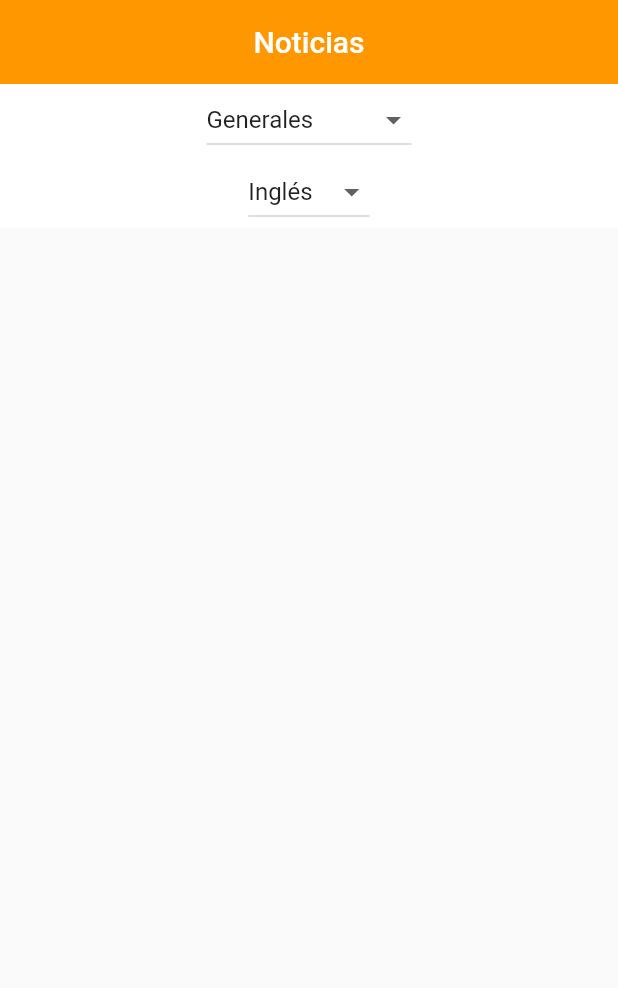
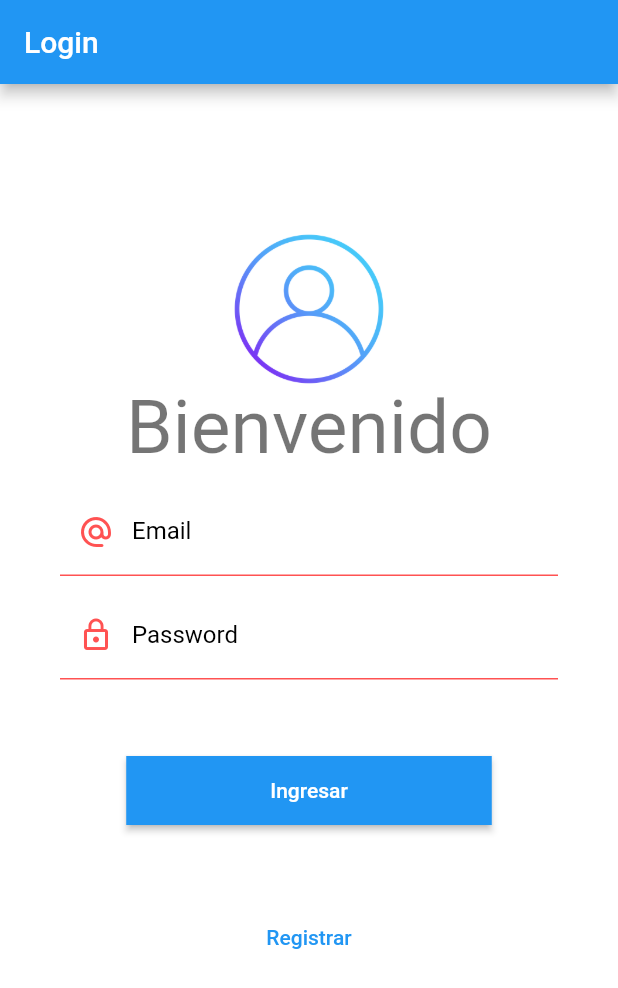
Before and after one commit to KevinAGC/AppNoticias, a Flutter app: the screen it shows after launch, on a phone screen of 412 x 824 dp. Shown: the top 988 px of the screen. Run offline on Flutter 3.47's test engine with Material 2 defaults, Android fonts, the phone set to English and light mode, and no system bars; our stand-ins replace flutter_secure_storage, html_unescape; network calls fail.

Commit message:
Login implementado

```diff
--- a/lib/main.dart
+++ b/lib/main.dart
@@ -1,7 +1,9 @@
+import 'package:appnoticias/services/services.dart';
 import 'package:flutter/material.dart';
 import 'package:appnoticias/screens/screens.dart';
 import 'package:provider/provider.dart';
 import 'providers/news_provider.dart';
+import 'providers/login_form_provider.dart';
 
 void main() => runApp(const AppState());
 
@@ -14,6 +16,14 @@ class AppState extends StatelessWidget {
       providers: [
         ChangeNotifierProvider(
           create: (_) => NewsProvider(),
+          lazy: false,
+        ),
+        ChangeNotifierProvider(
+          create: (_) => LoginFormProvider(),
+          lazy: false,
+        ),
+        ChangeNotifierProvider(
+          create: (_) => AuthService(),
           lazy: false,
         )
       ],
@@ -30,10 +40,13 @@ class MyApp extends StatelessWidget {
     return MaterialApp(
       debugShowCheckedModeBanner: false,
       title: 'Noticias',
-      initialRoute: 'home',
+      initialRoute: 'login',
       routes: {
-        'home': (_) => const HomeScreen(),
+        'login': (_) => LoginScreen(),
+        'register': (_) => RegisterScreen(),
+        'home': (_) => NewsPage(),
         'details': (_) => const DetailsScreen(),
+        'checking': (_) => CheckAuthScreen()
       },
     );
   }
--- /dev/null
+++ b/lib/providers/login_form_provider.dart
@@ -0,0 +1,24 @@
+import 'package:flutter/material.dart';
+
+class LoginFormProvider extends ChangeNotifier {
+  GlobalKey<FormState> formKey = new GlobalKey<FormState>();
+
+  String email = '';
+  String password = '';
+
+  bool _isLoading = false;
+  bool get isLoading => _isLoading;
+
+  set isLoading(bool value) {
+    _isLoading = value;
+    notifyListeners();
+  }
+
+  bool isValidForm() {
+    print(formKey.currentState?.validate());
+
+    print('$email - $password');
+
+    return formKey.currentState?.validate() ?? false;
+  }
+}
--- a/lib/providers/news_provider.dart
+++ b/lib/providers/news_provider.dart
@@ -1,5 +1,4 @@
 import 'dart:convert';
-
 import 'package:flutter/material.dart';
 import 'package:http/http.dart' as http;
 import 'package:appnoticias/models/models.dart';
--- /dev/null
+++ b/lib/screens/login_screen.dart
@@ -0,0 +1,151 @@
+import 'package:flutter/material.dart';
+import 'package:appnoticias/screens/screens.dart';
+import 'package:provider/provider.dart';
+import '../providers/login_form_provider.dart';
+import '../services/services.dart';
+import '../ui/ui.dart';
+
+class LoginScreen extends StatelessWidget {
+  const LoginScreen({super.key});
+
+  @override
+  Widget build(BuildContext context) {
+    return Scaffold(
+        backgroundColor: Colors.white,
+        appBar: AppBar(
+          backgroundColor: Colors.blue,
+          title: const Text(
+            "Login",
+            style: TextStyle(color: Colors.white),
+          ),
+        ),
+        body: ChangeNotifierProvider(
+            create: (_) => LoginFormProvider(), child: _LoginForm()));
+  }
+}
+
+class _LoginForm extends StatelessWidget {
+  const _LoginForm({super.key});
+
+  @override
+  Widget build(BuildContext context) {
+    final loginForm = Provider.of<LoginFormProvider>(context);
+
+    return Form(
+      key: loginForm.formKey,
+      autovalidateMode: AutovalidateMode.onUserInteraction,
+      child: Center(
+          child: ListView(
+        //shrinkWrap: true,
+        padding: EdgeInsets.symmetric(vertical: 100),
+        children: [
+          Column(
+            children: [
+              Image.asset(
+                "assets/images/user.png",
+                height: 100,
+              ),
+              Title(
+                color: Colors.green,
+                child: const Text("Bienvenido",
+                    style: TextStyle(color: Colors.black54, fontSize: 50)),
+              ),
+              Padding(
+                padding: EdgeInsets.symmetric(vertical: 10, horizontal: 40),
+                child: TextFormField(
+                  autocorrect: false,
+                  keyboardType: TextInputType.emailAddress,
+                  cursorColor: Colors.amber,
+                  decoration: InputDecorations.authInputDecoration(
+                    hintText: 'correo@gmail.com',
+                    labelText: 'Email',
+                    prefixIcon: Icons.alternate_email_rounded,
+                  ),
+                  onChanged: (value) => loginForm.email = value,
+                  validator: (value) {
+                    String pattern =
+                        r'^(([^<>()[\]\\.,;:\s@\"]+(\.[^<>()[\]\\.,;:\s@\"]+)*)|(\".+\"))@((\[[0-9]{1,3}\.[0-9]{1,3}\.[0-9]{1,3}\.[0-9]{1,3}\])|(([a-zA-Z\-0-9]+\.)+[a-zA-Z]{2,}))$';
+                    RegExp regExp = new RegExp(pattern);
+
+                    return regExp.hasMatch(value ?? '')
+                        ? null
+                        : 'El valor ingresado no luce como un correo';
+                  },
+                ),
+              ),
+              Padding(
+                padding: EdgeInsets.symmetric(horizontal: 40),
+                child: TextFormField(
+                  autocorrect: false,
+                  obscureText: true,
+                  keyboardType: TextInputType.emailAddress,
+                  decoration: InputDecorations.authInputDecoration(
+                      hintText: '*****',
+                      labelText: 'Password',
+                      prefixIcon: Icons.lock_outline),
+                  onChanged: (value) => loginForm.password = value,
+                  validator: (value) {
+                    return (value != null && value.length >= 6)
+                        ? null
+                        : 'La contraseña debe de ser de 6 caracteres';
+                  },
+                ),
+              ),
+              Padding(
+                padding: const EdgeInsets.all(50.0),
+                child: ElevatedButton(
+                    style: ElevatedButton.styleFrom(
+                      backgroundColor: Colors.blue,
+                      foregroundColor: Colors.white,
+                      shape: LinearBorder(),
+                    ),
+                    onPressed: loginForm.isLoading
+                        ? null
+                        : () async {
+                            FocusScope.of(context).unfocus();
+                            final authService = Provider.of<AuthService>(
+                                context,
+                                listen: false);
+
+                            if (!loginForm.isValidForm()) return;
+
+                            loginForm.isLoading = true;
+
+                            // TODO: validar si el login es correcto
+                            final String? errorMessage = await authService
+                                .login(loginForm.email, loginForm.password);
+
+                            if (errorMessage == null) {
+                              Navigator.pushReplacementNamed(context, 'home');
+                            } else {
+                              // TODO: mostrar error en pantalla
+                              // print( errorMessage );
+                              NotificationsService.showSnackbar(errorMessage);
+                              loginForm.isLoading = false;
+                            }
+                          },
+                    child: Container(
+                        padding:
+                            EdgeInsets.symmetric(horizontal: 80, vertical: 15),
+                        child: Text(
+                          loginForm.isLoading ? 'Espere' : 'Ingresar',
+                          style: TextStyle(color: Colors.white),
+                        ))),
+              ),
+              TextButton(
+                onPressed: () {
+                  Navigator.pushReplacement(
+                      context,
+                      PageRouteBuilder(
+                          pageBuilder: (_, __, ___) => RegisterScreen(),
+                          transitionDuration: Duration(seconds: 0)));
+                },
+                child: Text('Registrar'),
+              )
+            ],
+          ),
+        ],
+      )),
+    );
+  }
+}
--- a/lib/screens/home.dart
+++ b/lib/screens/news_screen.dart
@@ -2,19 +2,29 @@ import 'package:flutter/material.dart';
 import 'package:appnoticias/providers/news_provider.dart';
 import 'package:appnoticias/widgets/widgets.dart';
 import 'package:provider/provider.dart';
+import 'package:appnoticias/services/services.dart';
 
-class HomeScreen extends StatelessWidget {
-  const HomeScreen({super.key});
+class NewsPage extends StatelessWidget {
+  const NewsPage({super.key});
 
   @override
   Widget build(BuildContext context) {
     final newsProvider = Provider.of<NewsProvider>(context);
+    final authService = Provider.of<AuthService>(context, listen: false);
+
     return Scaffold(
       appBar: AppBar(
         elevation: 0,
         backgroundColor: Colors.orange,
         title: const Center(
           child: Text('Noticias'),
+        ),
+        leading: IconButton(
+          icon: const Icon(Icons.login_outlined),
+          onPressed: () {
+            authService.logout();
+            Navigator.pushReplacementNamed(context, 'login');
+          },
         ),
       ),
       body: Column(
--- /dev/null
+++ b/lib/screens/pages.dart
@@ -0,0 +1,4 @@
+export 'login_screen.dart';
+export 'home_screen.dart';
+export 'register_screen.dart';
+export 'check_auth_screen.dart';
--- a/lib/screens/screens.dart
+++ b/lib/screens/screens.dart
@@ -1,2 +1,6 @@
-export 'home.dart';
+export 'news_screen.dart';
 export 'details.dart';
+export 'check_auth_screen.dart';
+export 'login_screen.dart';
+export 'register_screen.dart';
+export 'home_screen.dart';
--- /dev/null
+++ b/lib/services/auth_services.dart
@@ -0,0 +1,84 @@
+import 'dart:convert';
+import 'package:flutter/material.dart';
+import 'package:flutter_secure_storage/flutter_secure_storage.dart';
+import 'package:http/http.dart' as http;
+
+class AuthService extends ChangeNotifier {
+  final String _baseUrl = 'loginpruebakg.somee.com';
+  //final String _firebaseToken = 'AIzaSyCD36g1c5N9WPp4PCmVwt2jEzdWIGtglso';
+
+  final storage = new FlutterSecureStorage();
+
+  // Si retornamos algo, es un error, si no, todo bien!
+  Future<String?> createUser(String email, String password) async {
+    final Map<String, dynamic> authData = {
+      'email': email,
+      'password': password,
+      //'returnSecureToken': true
+    };
+
+    final url = Uri.http(_baseUrl, '/api/Cuentas/registrar');
+
+    final resp = await http.post(url,
+        headers: {"Content-Type": "application/json"},
+        body: json.encode(authData));
+
+    final Map<String, dynamic> decodedResp = json.decode(resp.body);
+
+    if (decodedResp.containsKey('token')) {
+      // Token hay que guardarlo en un lugar seguro
+      await storage.write(key: 'token', value: decodedResp['token']);
+      // decodedResp['idToken'];
+      return null;
+    } else {
+      //ojo
+      return decodedResp['error']['message'];
+    }
+  }
+
+  Future<String?> login(String email, String password) async {
+    final Map<String, dynamic> authData = {
+      'email': email,
+      'password': password
+    };
+    final url = Uri.http(_baseUrl, '/api/Cuentas/login');
+
+    //final url2 = Uri.https(_baseUrl, '/Prueba/on');
+
+    /*final resp2 = await http.get(url2, headers: <String, String>{
+      'Content-Type': 'application/json; charset=UTF-8',
+      'Accept': 'application/json'
+    });*/
+
+    final resp = await http.post(url,
+        headers: {"Content-Type": "application/json"},
+        body: json.encode(authData));
+
+    /*final resp = await http.post(url,
+        headers: <String, String>{
+          'Content-Type': 'application/json; charset=UTF-8',
+          'Accept': 'application/json'
+        },
+        body: json.encode(authData));*/
+
+    final Map<String, dynamic> decodedResp = json.decode(resp.body);
+
+    if (decodedResp.containsKey('token')) {
+      // Token hay que guardarlo en un lugar seguro
+      // decodedResp['idToken'];
+      await storage.write(key: 'token', value: decodedResp['token']);
+      return null;
+    } else {
+      return decodedResp['error']['message'];
+    }
+  }
+
+  Future logout() async {
+    await storage.delete(key: 'token');
+    return;
+  }
+
+  Future<String> readToken() async {
+    return await storage.read(key: 'token') ?? '';
+  }
+}
--- /dev/null
+++ b/lib/services/notifications_services.dart
@@ -0,0 +1,19 @@
+import 'package:flutter/material.dart';
+
+class NotificationsService {
+  static GlobalKey<ScaffoldMessengerState> messengerKey =
+      new GlobalKey<ScaffoldMessengerState>();
+
+  static showSnackbar(String message) {
+    final snackBar = new SnackBar(
+      content: Text(
+        message,
+        style: TextStyle(
+          color: Colors.white,
+          fontSize: 20,
+        ),
+      ),
+    );
+    messengerKey.currentState!.showSnackBar(snackBar);
+  }
+}
--- /dev/null
+++ b/lib/services/services.dart
@@ -0,0 +1,2 @@
+export 'package:appnoticias/services/notifications_services.dart';
+export 'package:appnoticias/services/auth_services.dart';
--- /dev/null
+++ b/lib/ui/input_decorations.dart
@@ -0,0 +1,32 @@
+import 'package:flutter/material.dart';
+
+class InputDecorations {
+  static InputDecoration authInputDecoration({
+    required String hintText,
+    required String labelText,
+    IconData? prefixIcon,
+  }) {
+    return InputDecoration(
+        enabledBorder: const UnderlineInputBorder(
+          borderSide: BorderSide(
+            color: Colors.redAccent,
+          ),
+        ),
+        focusedBorder: const UnderlineInputBorder(
+            borderSide: BorderSide(
+          color: Colors.redAccent,
+          width: 2,
+        )),
+        hintText: hintText,
+        labelText: labelText,
+        labelStyle: const TextStyle(
+          color: Colors.black,
+        ),
+        prefixIcon: prefixIcon != null
+            ? Icon(
+                prefixIcon,
+                color: Colors.redAccent,
+              )
+            : null);
+  }
+}
--- /dev/null
+++ b/lib/ui/ui.dart
@@ -0,0 +1 @@
+export 'package:appnoticias/ui/input_decorations.dart';
--- a/pubspec.yaml
+++ b/pubspec.yaml
@@ -18,6 +18,7 @@ dependencies:
   http: ^1.1.0
   provider: ^6.0.5
   url_launcher: ^6.1.14
+  flutter_secure_storage: ^8.0.0
 
 
 dev_dependencies:
```
Also changed, not shown: lib/screens/check_auth_screen.dart (added, +43 -0 lines), lib/screens/home_screen.dart (added, +24 -0 lines), lib/screens/register_screen.dart (added, +151 -0 lines), assets/images/user.png (added), pubspec.lock, 5 other files.
